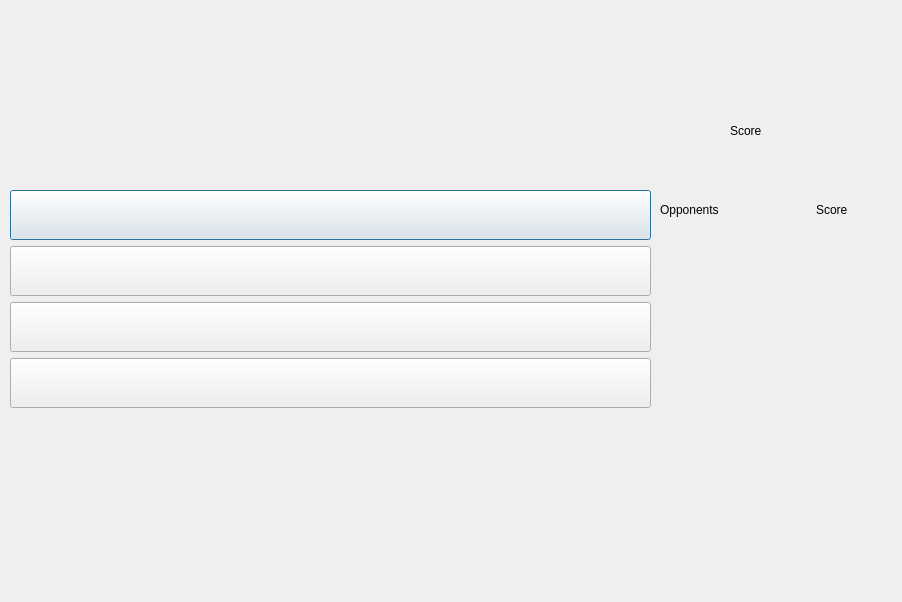
Qt form APVQuiz/gamewindow.ui (prateekkumarweb/apvquiz-client) before a commit.
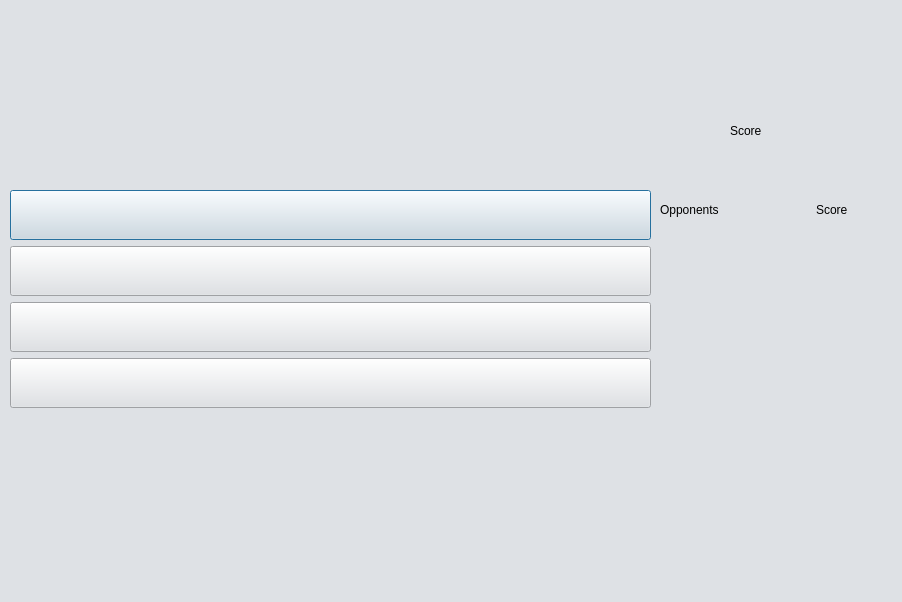
The same form after that commit.

```diff
--- a/APVQuiz/gamewindow.ui
+++ b/APVQuiz/gamewindow.ui
@@ -13,6 +13,9 @@
   <property name="windowTitle">
    <string>Dialog</string>
   </property>
+  <property name="styleSheet">
+   <string notr="true">background-color: rgb(222, 225, 229);</string>
+  </property>
   <widget class="QLabel" name="utilityLabel">
    <property name="geometry">
     <rect>
@@ -192,11 +195,7 @@
       </property>
       <property name="font">
        <font>
-        <family>Ubuntu</family>
-        <pointsize>13</pointsize>
-        <weight>50</weight>
-        <italic>false</italic>
-        <bold>false</bold>
+        <kerning>true</kerning>
        </font>
       </property>
       <property name="styleSheet">
```
Left out of the diff: 8 changed lines with no effect on the pictures.
